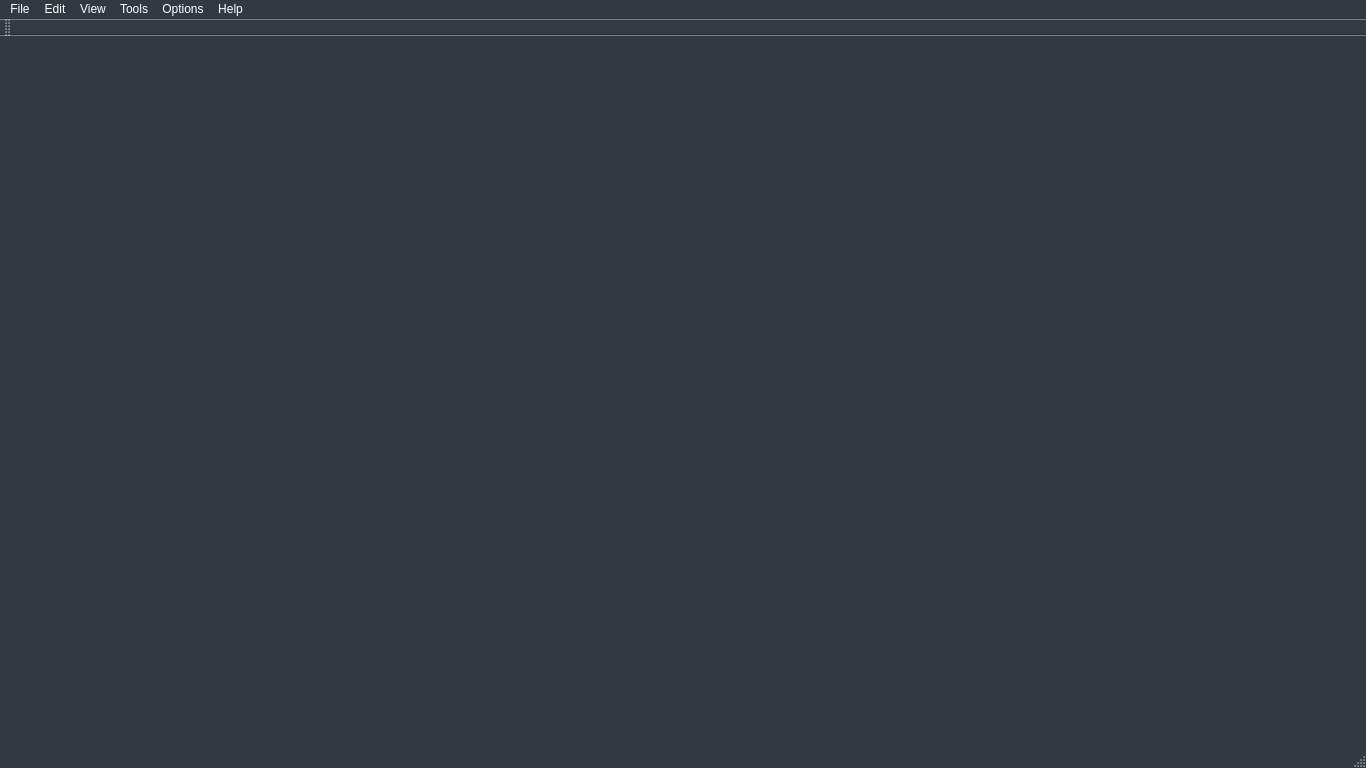
UCI-UAVForge/GroundStation, file GUI/UAV-Forge-New/mainwindow.ui: the form before one commit.
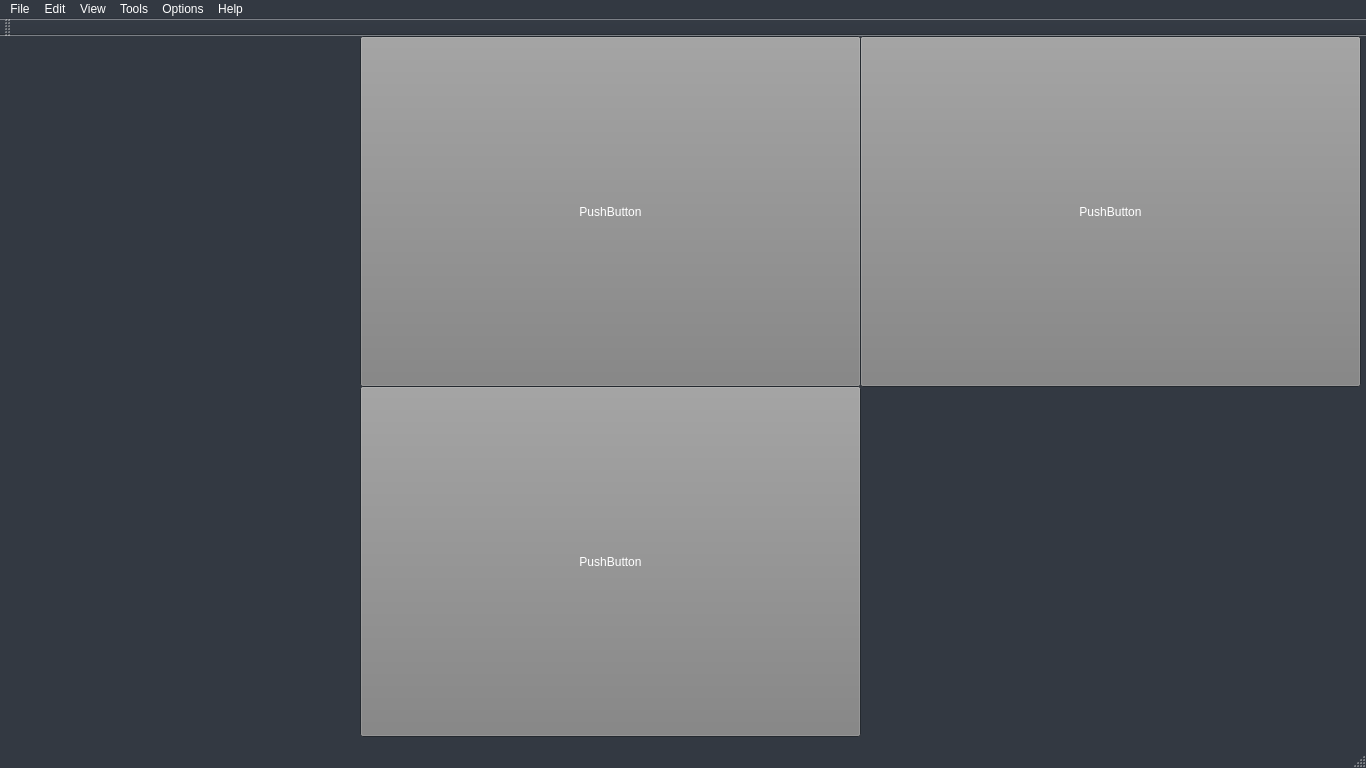
The form after the commit. Icons and pictures are not drawn.

Commit message: Added buttons to main menu, will add functionality soon

The edit to the form file:
```diff
--- a/GUI/UAV-Forge-New/mainwindow.ui
+++ b/GUI/UAV-Forge-New/mainwindow.ui
@@ -165,9 +165,15 @@
    <string>MainWindow</string>
   </property>
   <widget class="QWidget" name="centralWidget">
-   <layout class="QHBoxLayout" name="horizontalLayout">
-    <item alignment="Qt::AlignLeft">
      <widget class="QWidget" name="widget" native="true">
+    <property name="geometry">
+     <rect>
+      <x>11</x>
+      <y>11</y>
+      <width>242</width>
+      <height>651</height>
+     </rect>
+    </property>
       <property name="sizePolicy">
        <sizepolicy hsizetype="Minimum" vsizetype="Minimum">
         <horstretch>0</horstretch>
@@ -540,8 +546,50 @@
        </item>
       </layout>
      </widget>
-    </item>
-   </layout>
+   <widget class="QPushButton" name="pushButton">
+    <property name="geometry">
+     <rect>
+      <x>360</x>
+      <y>0</y>
+      <width>501</width>
+      <height>351</height>
+     </rect>
+    </property>
+    <property name="text">
+     <string>PushButton</string>
+    </property>
+   </widget>
+   <widget class="QPushButton" name="pushButton_2">
+    <property name="geometry">
+     <rect>
+      <x>360</x>
+      <y>350</y>
+      <width>501</width>
+      <height>351</height>
+     </rect>
+    </property>
+    <property name="text">
+     <string>PushButton</string>
+    </property>
+   </widget>
+   <widget class="QPushButton" name="pushButton_3">
+    <property name="geometry">
+     <rect>
+      <x>860</x>
+      <y>0</y>
+      <width>501</width>
+      <height>351</height>
+     </rect>
+    </property>
+    <property name="text">
+     <string>PushButton</string>
+    </property>
+   </widget>
+   <zorder>widget</zorder>
+   <zorder>pushButton_9</zorder>
+   <zorder>pushButton</zorder>
+   <zorder>pushButton_2</zorder>
+   <zorder>pushButton_3</zorder>
   </widget>
   <widget class="QMenuBar" name="menuBar">
    <property name="geometry">
```
Left out of the diff: 2 changed lines with no effect on the pictures. Lines whose indentation alone changed are shown as unchanged. The commit also changes 10 other files.
